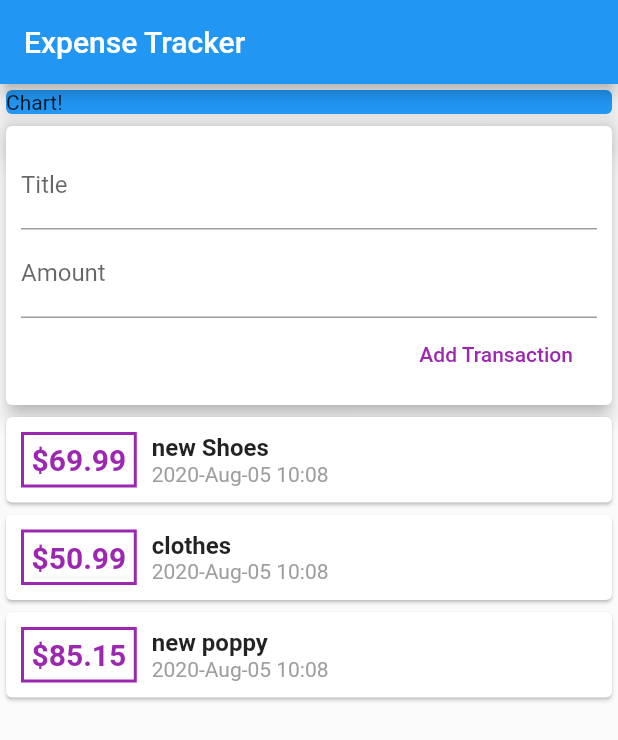
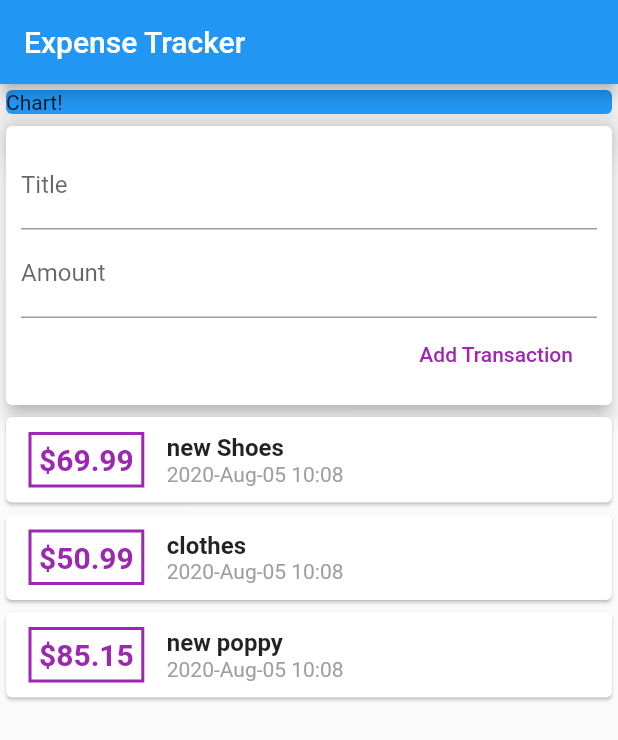
Before and after one commit to Shripardhi01/flutterApp, a Flutter app: the screen it shows after launch, on a phone screen of 412 x 824 dp. Shown: the top 740 px of the screen. Run offline on Flutter 3.47's test engine with Material 2 defaults, Android fonts, the phone set to English and light mode, and no system bars.

Commit message:
added ListView Builder

```diff
--- a/Expencer/lib/main.dart
+++ b/Expencer/lib/main.dart
@@ -1,7 +1,5 @@
 import 'package:flutter/material.dart';
 
-import './widgets/new_transaction.dart';
-import './widgets/transaction_list.dart';
 import './widgets/user_transaction.dart';
 
 void main() {
--- a/Expencer/lib/widgets/transaction_list.dart
+++ b/Expencer/lib/widgets/transaction_list.dart
@@ -10,15 +10,17 @@ class TransactionList extends StatelessWidget {
 
   @override
   Widget build(BuildContext context) {
-    return Column(
-      children: transactions.map((tx) {
+    return Container(
+      height: 300,
+      child: ListView.builder(
+        itemBuilder: (ctx, index) {
           return Card(
             child: Row(
               children: [
                 Container(
                   margin: EdgeInsets.symmetric(
                     vertical: 10,
-                  horizontal: 10,
+                    horizontal: 15,
                   ),
                   decoration: BoxDecoration(
                     border: Border.all(
@@ -28,7 +30,7 @@ class TransactionList extends StatelessWidget {
                   ),
                   padding: EdgeInsets.all(5),
                   child: Text(
-                  '\$${tx.amount}', // '\$ ' + tx.amount.toString(),
+                    '\$${transactions[index].amount}', // '\$ ' + tx.amount.toString(),
                     style: TextStyle(
                       fontWeight: FontWeight.bold,
                       fontSize: 20,
@@ -40,14 +42,15 @@ class TransactionList extends StatelessWidget {
                   crossAxisAlignment: CrossAxisAlignment.start,
                   children: [
                     Text(
-                    tx.title,
+                      transactions[index].title,
                       style: TextStyle(
                         fontSize: 16,
                         fontWeight: FontWeight.bold,
                       ),
                     ),
                     Text(
-                    DateFormat('yyyy-MMM-dd HH:MM').format(tx.date),
+                      DateFormat('yyyy-MMM-dd HH:MM')
+                          .format(transactions[index].date),
                       // tx.date.toString(),
                       style: TextStyle(
                         fontSize: 14,
@@ -59,7 +62,9 @@ class TransactionList extends StatelessWidget {
               ],
             ),
           );
-      }).toList(),
+        },
+        itemCount: transactions.length,
+      ),
     );
   }
 }
```
Lines whose indentation alone changed are shown as unchanged.
